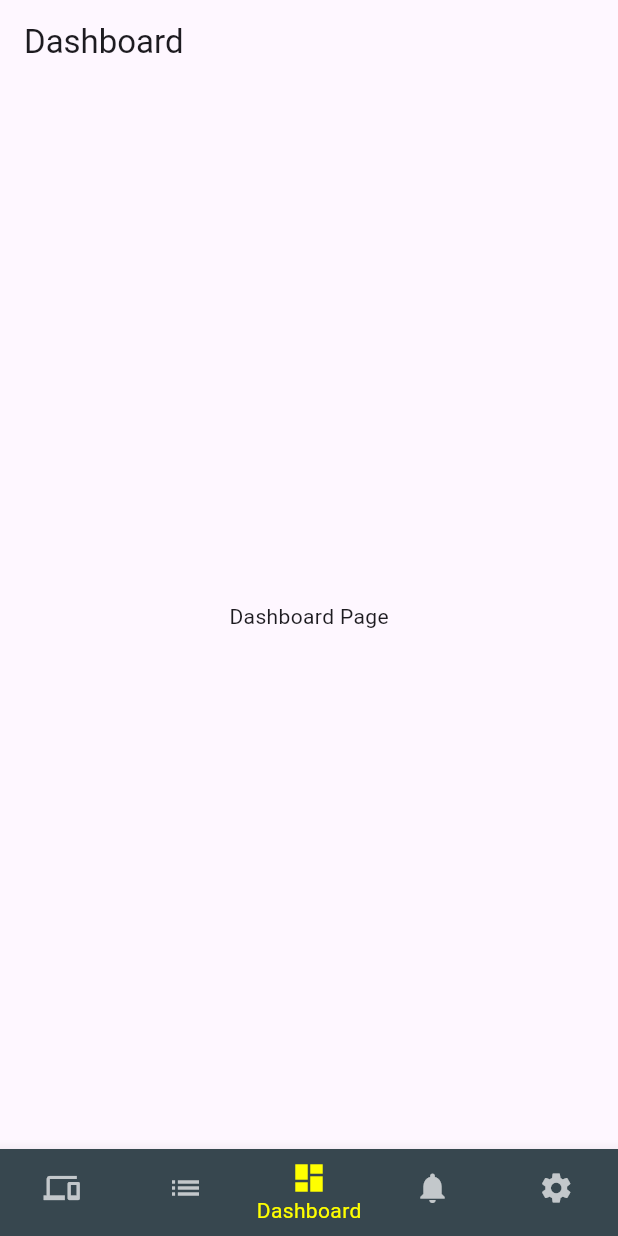
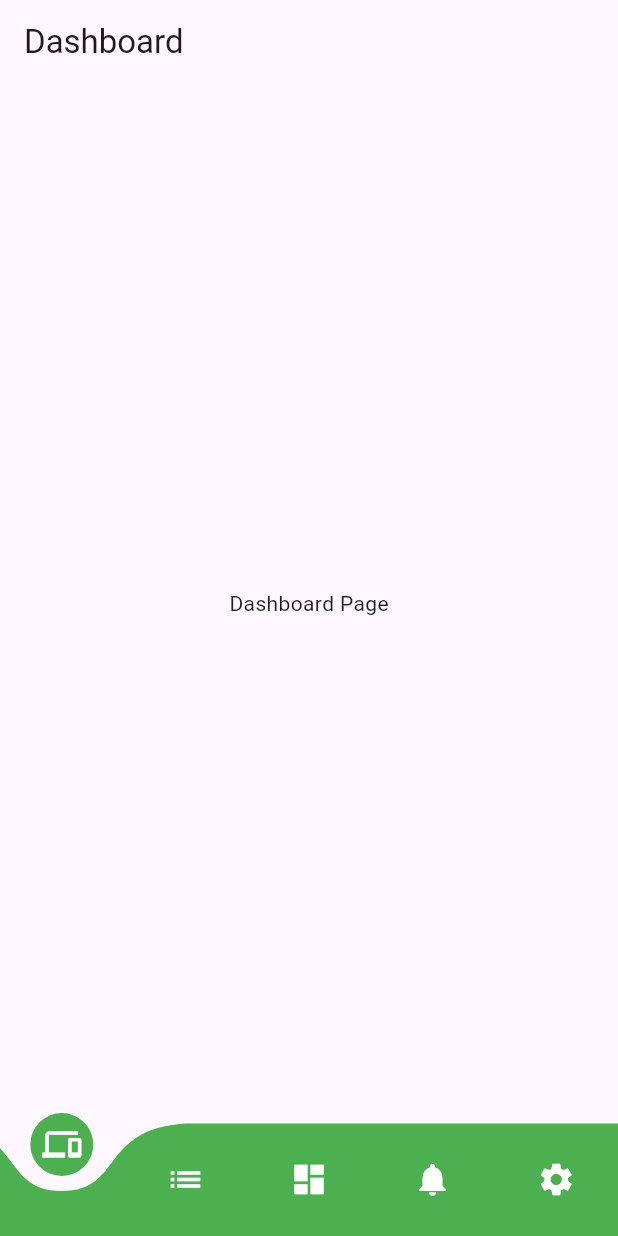
Before and after one commit to brunohreis/smart_home_control, a Flutter app: the screen it shows after launch, on a phone screen of 412 x 824 dp. Run offline on Flutter 3.47's test engine with Material 3 defaults, Android fonts, the phone set to English and light mode, and no system bars; drawn by our look-alikes of curved_navigation_bar.

```diff
--- a/lib/core/widget/bottom_nav_bar.dart
+++ b/lib/core/widget/bottom_nav_bar.dart
@@ -1,4 +1,5 @@
 // lib/core/widget/bottom_nav_bar.dart
+import 'package:curved_navigation_bar/curved_navigation_bar.dart';
 import 'package:flutter/material.dart';
 import 'package:smart_home_control/features/alerts/presentation/pages/alerts_page.dart';
 import 'package:smart_home_control/features/configuration/presentation/pages/configuration_page.dart';
@@ -37,40 +38,39 @@ class _BottomNavBarState extends State<BottomNavBar> {
         index: _selectedIndex,
         children: _pages,
       ),
-      bottomNavigationBar: BottomNavigationBar(
-        items: const <BottomNavigationBarItem>[
-          BottomNavigationBarItem(
-            icon: Icon(Icons.devices),
-            label: 'Devices',
+      bottomNavigationBar: CurvedNavigationBar(
+        backgroundColor: Colors.transparent,
+        buttonBackgroundColor: Colors.green,
+        color: Colors.green,
+        animationDuration: const Duration(milliseconds: 300),
+        items: const <Widget>[
+          Icon(
+            Icons.devices,
+            size: 26,
+            color: Colors.white,
           ),
-          BottomNavigationBarItem(
-            icon: Icon(Icons.list),
-            label: 'Modes',
+          Icon(
+            Icons.list,
+            size: 26,
+            color: Colors.white,
           ),
-          BottomNavigationBarItem(
-            icon: Icon(Icons.dashboard),
-            label: 'Dashboard',
+          Icon(
+            Icons.dashboard,
+            size: 26,
+            color: Colors.white,
           ),
-          BottomNavigationBarItem(
-            icon: Icon(Icons.notifications),
-            label: 'Alerts',
+          Icon(
+            Icons.notifications,
+            size: 26,
+            color: Colors.white,
           ),
-          BottomNavigationBarItem(
-            icon: Icon(Icons.settings),
-            label: 'Configuration',
+          Icon(
+            Icons.settings,
+            size: 26,
+            color: Colors.white,
           ),
         ],
-        currentIndex: _selectedIndex,
         onTap: _onItemTapped,
-        backgroundColor: Colors.blueGrey[800], // Cor de fundo personalizada
-        selectedItemColor: Colors.yellowAccent, // Cor do item selecionado
-        unselectedItemColor: Colors.white70, // Cor do item não selecionado
-        iconSize: 24.0, // Tamanho dos ícones
-        showSelectedLabels: true,
-        showUnselectedLabels: false,
-        selectedFontSize: 14.0, // Tamanho da fonte do rótulo selecionado
-        unselectedFontSize: 12.0, // Tamanho da fonte do rótulo não selecionado
-        type: BottomNavigationBarType.fixed,
       ),
     );
   }
--- a/lib/main.dart
+++ b/lib/main.dart
@@ -12,18 +12,12 @@ class MyApp extends StatelessWidget {
 
   @override
   Widget build(BuildContext context) {
-    return MaterialApp(
+    return const MaterialApp(
       title: 'Smart Home Control',
       onGenerateRoute: AppRoutes.generateRoute,
       initialRoute: AppRoutes.home,
-      theme: ThemeData(
-        bottomNavigationBarTheme: const BottomNavigationBarThemeData(
-          backgroundColor: Colors.blue, // Defina a cor de fundo aqui
-          selectedItemColor: Colors.white,
-          unselectedItemColor: Colors.grey,
-        ),
-      ),
-      home: const BottomNavBar(), // Defina o widget principal aqui
+      home: BottomNavBar(),
+      debugShowCheckedModeBanner: false
     );
   }
 }
--- a/pubspec.yaml
+++ b/pubspec.yaml
@@ -10,6 +10,8 @@ dependencies:
   flutter:
     sdk: flutter
 
+  curved_navigation_bar: ^1.0.6
+
 dev_dependencies:
   flutter_test:
     sdk: flutter
```
Also changed, not shown: pubspec.lock.
